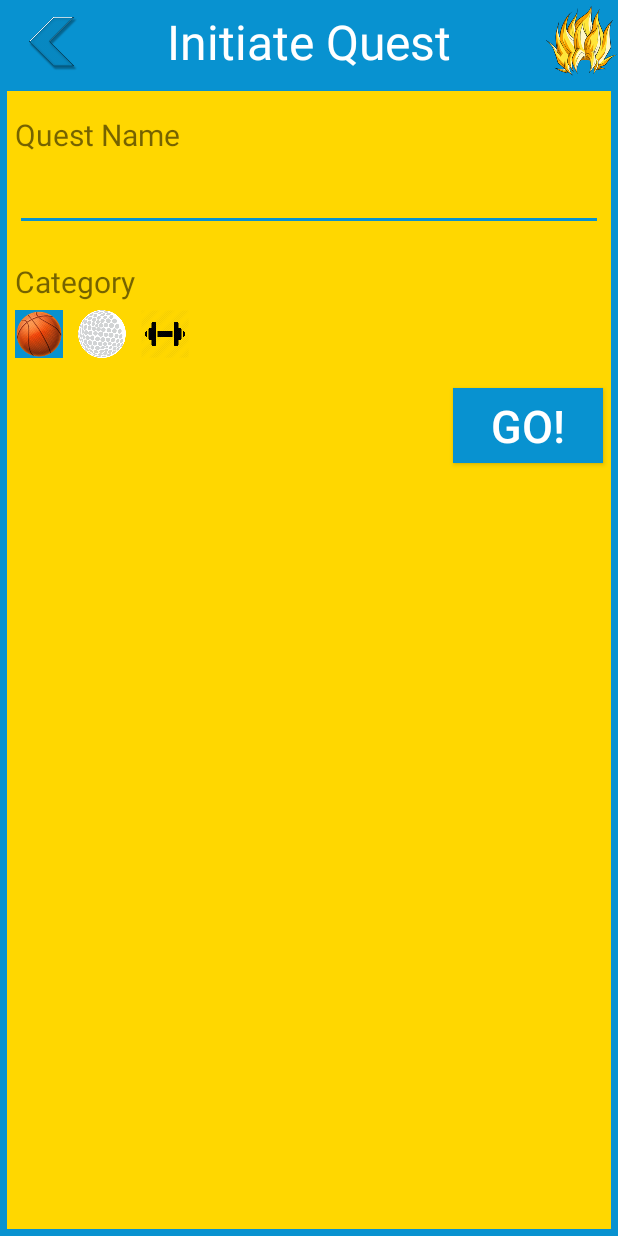
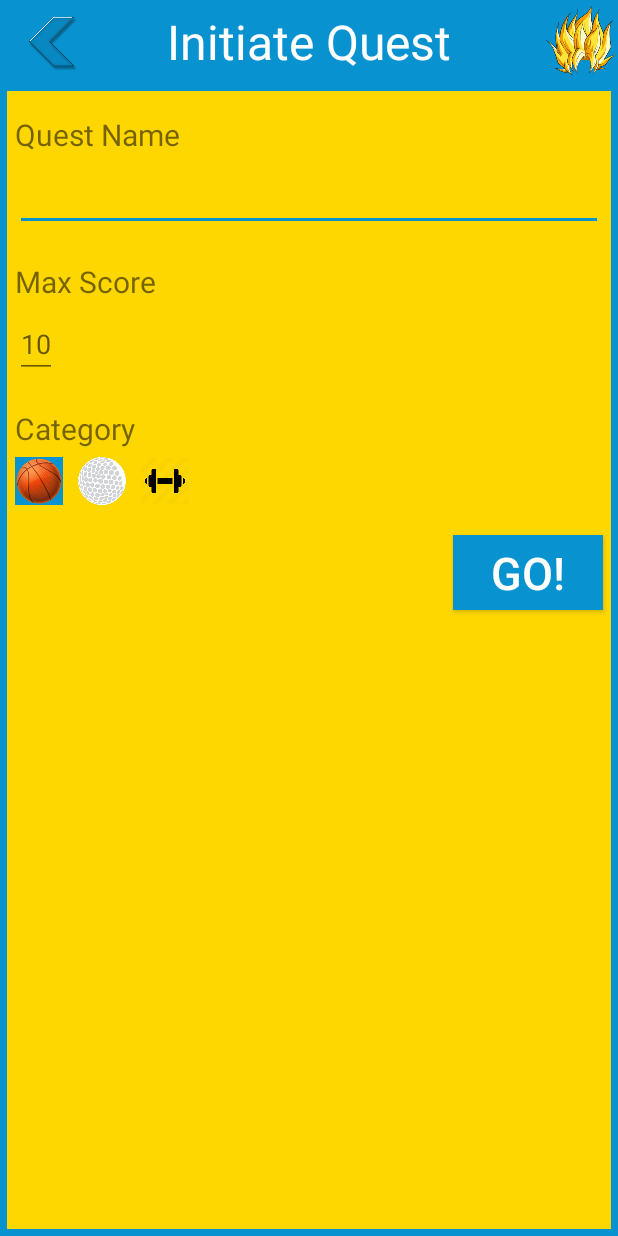
Before and after one commit to greeddiscient/Saiyan, an Android app: the NewQuestActivity screen opened directly, with no data from a screen before it, on a phone screen of 412 x 824 dp. Run offline under Robolectric (Android 15) with nearby library versions, the phone set to English and light mode, and no system bars.

Commit message:
added score and reversed history to be most recent first

```diff
--- a/app/src/main/java/com/example/djurus/saiyan/NewQuestActivity.java
+++ b/app/src/main/java/com/example/djurus/saiyan/NewQuestActivity.java
@@ -23,11 +23,13 @@ public class NewQuestActivity extends AppCompatActivity {
     private ArrayList<Quest> questlist= new ArrayList<Quest>();
     private SharedPreferences appSharedPrefs;
     private SharedPreferences.Editor prefsEditor;
-    String category="basketball";
-    EditText questname;
-    ImageView category0;
-    ImageView category1;
-    ImageView category2;
+    private String category="basketball";
+    private EditText questname;
+    private EditText questmaxscore;
+    private ImageView category0;
+    private ImageView category1;
+    private ImageView category2;
+    private int maxscore=10;
     @Override
     protected void onCreate(Bundle savedInstanceState) {
         super.onCreate(savedInstanceState);
@@ -54,6 +56,7 @@ public class NewQuestActivity extends AppCompatActivity {
 
         Button savequest= (Button)findViewById(R.id.savequest);
         questname   = (EditText)findViewById(R.id.questname);
+        questmaxscore = (EditText)findViewById(R.id.questmaxscore);
         savequest.setOnClickListener(new View.OnClickListener() {
             @Override
             public void onClick(View v) {
@@ -61,7 +64,15 @@ public class NewQuestActivity extends AppCompatActivity {
                     Toast.makeText(getApplicationContext(),"You can't go on an empty QUEST", Toast.LENGTH_SHORT).show();
                 }
                 else{
+                    String maxscorestr="";
+                    if (questmaxscore.getText().toString().equals("")){
+                        maxscorestr+=maxscore;
+                    }
+                    else{
+                        maxscorestr=questmaxscore.getText().toString();
+                    }
                     Quest q = new Quest(questname.getText().toString(),category);
+                    q.setMaxscore(Integer.valueOf(maxscorestr));
                     questlist.add(q);
                     String jsonQuestList = new Gson().toJson(questlist);
                     prefsEditor.putString("questlist", jsonQuestList);
--- a/app/src/main/java/com/example/djurus/saiyan/QuestDetailsActivity.java
+++ b/app/src/main/java/com/example/djurus/saiyan/QuestDetailsActivity.java
@@ -8,6 +8,7 @@ import android.support.v7.app.AppCompatActivity;
 import android.os.Bundle;
 import android.view.View;
 import android.widget.Button;
+import android.widget.EditText;
 import android.widget.ImageView;
 import android.widget.TextView;
 
@@ -56,6 +57,8 @@ public class QuestDetailsActivity extends Activity {
         questname.setText(q.getQuestName());
         ImageView catimage1 = (ImageView)findViewById(R.id.catimage1);
         ImageView catimage2 = (ImageView)findViewById(R.id.catimage2);
+        TextView questmaxscore= (TextView) findViewById(R.id.maxscore);
+        questmaxscore.setText("/ "+q.getMaxscore());
         String cat = q.getCategory();
         if (cat.equals("basketball")){
             catimage1.setImageDrawable(getResources().getDrawable(R.drawable.basketball));
@@ -73,6 +76,8 @@ public class QuestDetailsActivity extends Activity {
         finish.setOnClickListener(new View.OnClickListener() {
             @Override
             public void onClick(View v) {
+                EditText questscore = (EditText)findViewById(R.id.questscore);
+                q.setScore(Integer.valueOf(questscore.getText().toString()));
                 q.incrementCount();
                 Date d = new Date();
                 q.setDatecompleted(d);
--- a/app/src/main/res/layout/activity_newquest.xml
+++ b/app/src/main/res/layout/activity_newquest.xml
@@ -63,6 +63,25 @@
             android:layout_marginLeft="10dp"
             android:layout_width="match_parent"
             android:layout_height="wrap_content"
+            android:text="Max Score"
+            android:textSize="20dp"/>
+        <EditText
+            android:id="@+id/questmaxscore"
+            android:layout_marginTop="5dp"
+            android:layout_width="wrap_content"
+            android:layout_height="wrap_content"
+            android:inputType="phone"
+            android:digits="1234567890"
+            android:maxLength="2"
+            android:hint="10"
+            android:layout_marginLeft="10dp"
+            android:layout_marginRight="10dp"
+            />
+        <TextView
+            android:layout_marginTop="20dp"
+            android:layout_marginLeft="10dp"
+            android:layout_width="match_parent"
+            android:layout_height="wrap_content"
             android:text="Category"
             android:textSize="20dp"/>
         <LinearLayout
```
Also changed, not shown: app/src/main/java/com/example/djurus/saiyan/Quest.java (+14 -0 lines), app/src/main/java/com/example/djurus/saiyan/QuestHistoryActivity.java (+11 -4 lines), app/src/main/res/layout/activity_quest_details.xml (+28 -1 lines), app/src/main/res/layout/questhistoryview.xml (+32 -2 lines).
